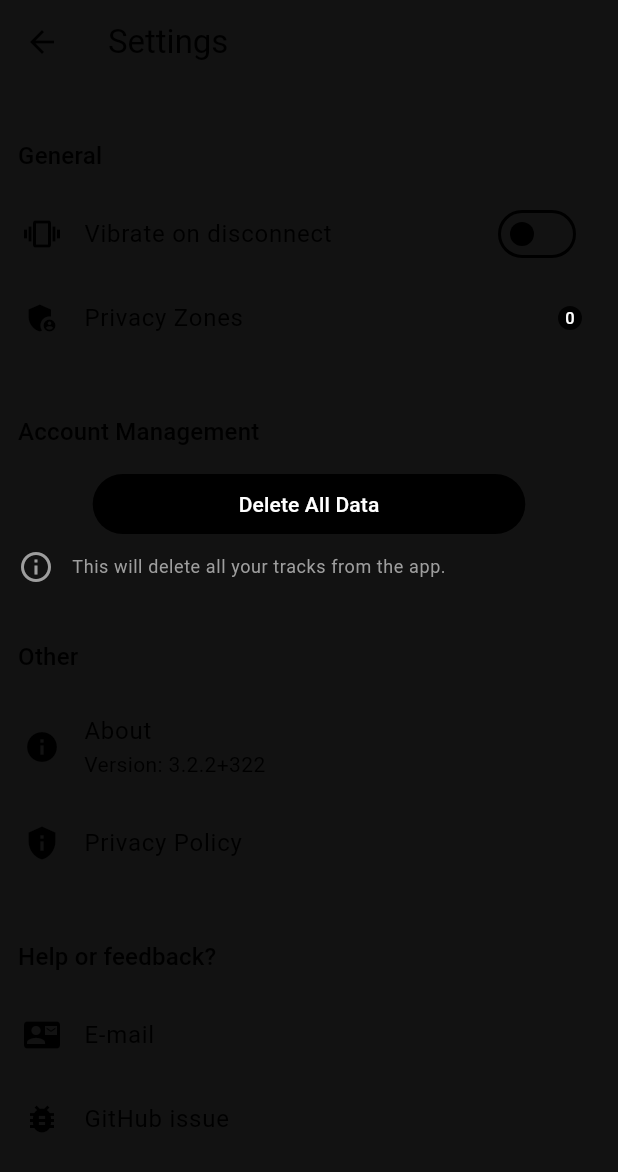
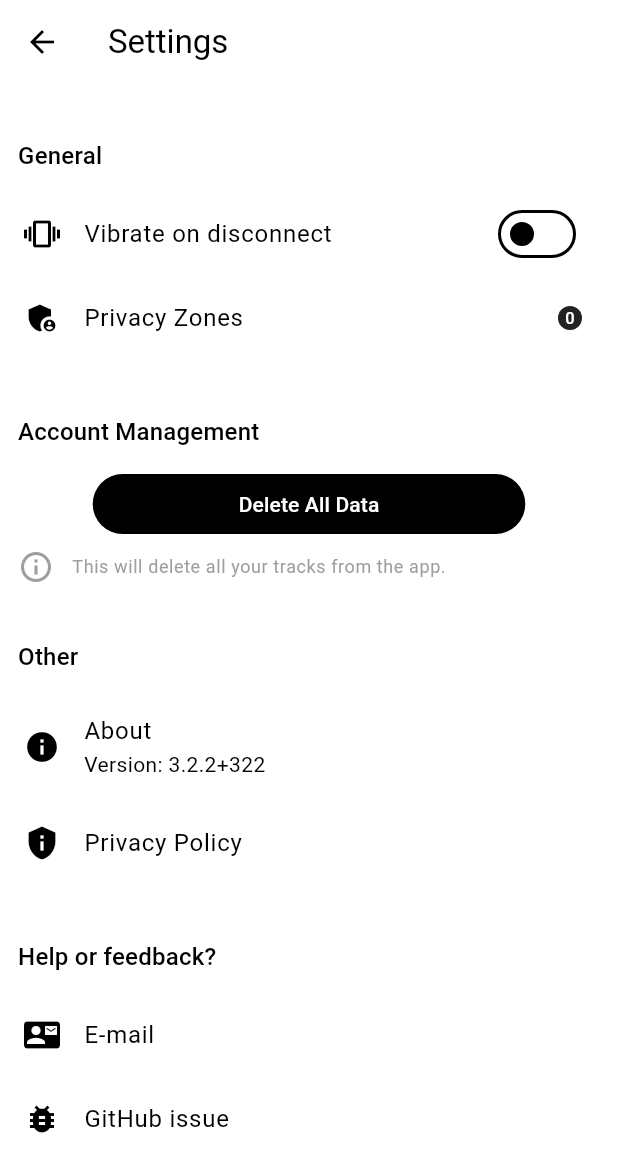
Before and after one commit to reedu-reengineering-education/sensebox-bike-flutter, a Flutter app: the SettingsScreen screen opened directly, on a phone screen of 412 x 824 dp. Shown: the top 1172 px of the screen. Run offline on Flutter 3.47's test engine with Material 3 defaults, Android fonts, the phone set to English and light mode, and no system bars; our stand-ins replace app_links, csv, device_info_plus, fl_chart, flutter_blue_plus, flutter_dotenv and 9 more; missing offline and left inert: google_polyline_algorithm, mapbox_maps_flutter, mapbox_maps_flutter_draw, simplify, turf; accounts and stored records are empty; generated files the repository leaves out were written again; statements that could not run were skipped.

Commit message:
fix: theme changes

```diff
--- a/lib/theme.dart
+++ b/lib/theme.dart
@@ -19,8 +19,8 @@ final lightTheme = ThemeData(
       primaryFixedDim: Colors.grey,
       secondary: Colors.black12,
       tertiary: Colors.lightGreen,
-      surface: Color(0xFF121212),
-      surfaceVariant: Color.fromRGBO(255, 255, 255, 0.18)),
+      primaryContainer: Colors.white,
+      secondaryContainer: Colors.white70),
   canvasColor: Colors.grey[50],
   cardTheme: CardTheme(
     shape: RoundedRectangleBorder(
@@ -56,8 +56,8 @@ final darkTheme = ThemeData(
       primaryFixedDim: Colors.grey,
       secondary: Colors.white,
       tertiary: Colors.green,
-      surface: Color(0xFF121212),
-      surfaceVariant: Color.fromRGBO(255, 255, 255, 0.18)),
+      primaryContainer: Color(0xFF121212),
+      secondaryContainer: Color.fromRGBO(255, 255, 255, 0.18)),
   cardTheme: CardTheme(
     shape: RoundedRectangleBorder(
       borderRadius: BorderRadius.circular(24),
--- a/lib/ui/screens/tracks_screen/tracks_screen_header.dart
+++ b/lib/ui/screens/tracks_screen/tracks_screen_header.dart
@@ -28,7 +28,7 @@ class TracksScreenHeader extends StatelessWidget {
           child: Stack(
             children: [
               Positioned.fill(
-                child: Container(color: theme.colorScheme.surface),
+                child: Container(color: theme.colorScheme.primaryContainer),
               ),
               Positioned(
                 left: spacing,
@@ -74,7 +74,7 @@ class TracksScreenHeader extends StatelessWidget {
 
   BoxDecoration _buildHeaderDecoration(ThemeData theme) {
     return BoxDecoration(
-      color: theme.colorScheme.surfaceVariant,
+      color: theme.colorScheme.secondaryContainer,
       border: Border.all(color: theme.colorScheme.tertiary, width: borderWidth),
       borderRadius: theme.tileBorderRadius,
     );
--- a/lib/ui/widgets/track/track_list_item.dart
+++ b/lib/ui/widgets/track/track_list_item.dart
@@ -69,7 +69,7 @@ class TrackListItem extends StatelessWidget {
   BoxDecoration _buildContainerDecoration(
       ThemeData theme, bool hasGeolocations) {
     return BoxDecoration(
-      color: theme.colorScheme.surfaceVariant,
+      color: theme.colorScheme.secondaryContainer,
       border: Border.all(
         color: hasGeolocations
             ? theme.colorScheme.tertiary
```
Also changed, not shown: lib/ui/widgets/common/custom_filled_button.dart (+9 -2 lines).
